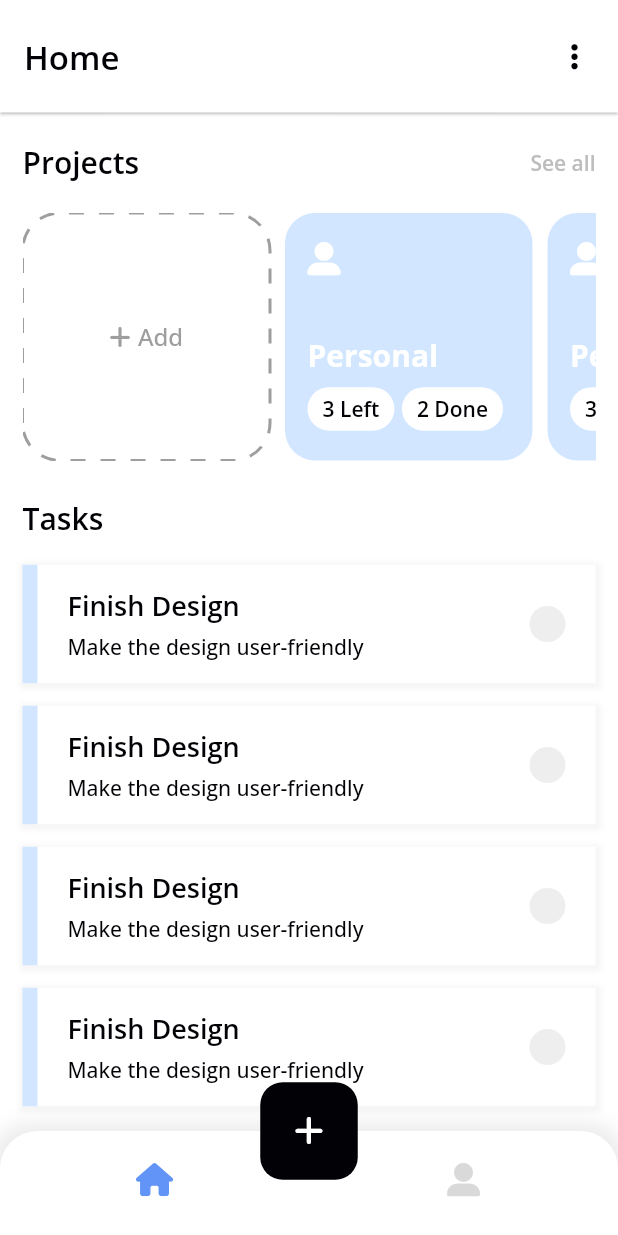
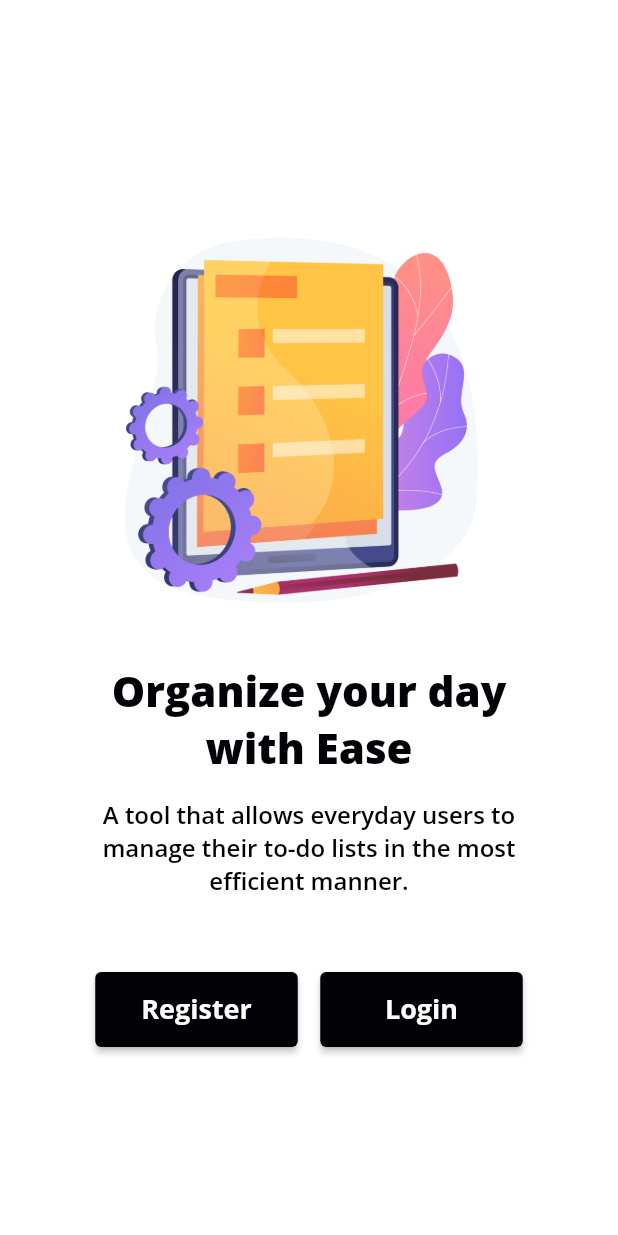
Before and after one commit to bibashmgr/dos, a Flutter app: the screen it shows after launch, on a phone screen of 412 x 824 dp. Run offline on Flutter 3.47's test engine with Material 2 defaults, Android fonts, the phone set to English and light mode, and no system bars; drawn by our look-alikes of dotted_border; our stand-ins replace flutter_colorpicker, font_awesome_flutter, syncfusion_flutter_charts, table_calendar, timeline_tile.

Commit message:
[update]: screen

```diff
--- a/client/lib/main.dart
+++ b/client/lib/main.dart
@@ -2,6 +2,9 @@ import 'package:flutter/material.dart';
 
 // screens
 import 'package:client/screens/main_screen/main.dart';
+import 'package:client/screens/starting_screen/starting.dart';
+import 'package:client/screens/starting_screen/register.dart';
+import 'package:client/screens/starting_screen/login.dart';
 import 'package:client/screens/main_screen/sub_screen/view_project.dart';
 
 void main() {
@@ -10,6 +13,8 @@ void main() {
 
 class MyApp extends StatelessWidget {
   const MyApp({super.key});
+
+  final bool isLogin = false;
 
   @override
   Widget build(BuildContext context) {
@@ -22,8 +27,10 @@ class MyApp extends StatelessWidget {
       ),
       routes: {
         ViewProject.routeName: (context) => const ViewProject(),
+        Register.routeName: (context) => const Register(),
+        Login.routeName: (context) => const Login(),
       },
-      home: const MainScreen(),
+      home: isLogin ? const MainScreen() : const StartingScreen(),
     );
   }
 }
--- a/client/lib/screens/main_screen/main.dart
+++ b/client/lib/screens/main_screen/main.dart
@@ -31,7 +31,7 @@ class _MainScreenState extends State<MainScreen> {
   @override
   Widget build(BuildContext context) {
     return Scaffold(
-      backgroundColor: Colors.white,
+      backgroundColor: kLightColor,
       appBar: AppBar(
         systemOverlayStyle: const SystemUiOverlayStyle(
           statusBarColor: kLightColor,
--- /dev/null
+++ b/client/lib/screens/starting_screen/starting.dart
@@ -0,0 +1,133 @@
+import 'package:flutter/material.dart';
+
+// screens
+import 'package:client/screens/starting_screen/login.dart';
+import 'package:client/screens/starting_screen/register.dart';
+
+// constants
+import 'package:client/utils/constants.dart';
+
+class StartingScreen extends StatefulWidget {
+  const StartingScreen({Key? key}) : super(key: key);
+
+  @override
+  State<StartingScreen> createState() => _StartingScreenState();
+}
+
+class _StartingScreenState extends State<StartingScreen> {
+  @override
+  Widget build(BuildContext context) {
+    return Scaffold(
+      backgroundColor: kLightColor,
+      body: SingleChildScrollView(
+        child: Container(
+          alignment: Alignment.center,
+          margin: const EdgeInsets.symmetric(
+            horizontal: 45.0,
+          ),
+          width: MediaQuery.of(context).size.width,
+          height: MediaQuery.of(context).size.height,
+          child: Column(
+            mainAxisAlignment: MainAxisAlignment.center,
+            crossAxisAlignment: CrossAxisAlignment.center,
+            children: [
+              const SizedBox(
+                width: 300,
+                height: 300,
+                child: Image(
+                  image: AssetImage(
+                    'assets/intro.jpg',
+                  ),
+                ),
+              ),
+              const SizedBox(
+                height: 15.0,
+              ),
+              const Text(
+                "Organize your day",
+                style: TextStyle(
+                  fontWeight: FontWeight.w800,
+                  fontSize: 28.0,
+                  color: kDarkColor,
+                ),
+              ),
+              const Text(
+                "with Ease",
+                style: TextStyle(
+                  fontWeight: FontWeight.w800,
+                  fontSize: 28.0,
+                  color: kDarkColor,
+                ),
+              ),
+              const SizedBox(
+                height: 15,
+              ),
+              const Text(
+                "A tool that allows everyday users to manage their to-do lists in the most efficient manner.",
+                textAlign: TextAlign.center,
+                style: TextStyle(
+                  fontWeight: FontWeight.w600,
+                  fontSize: 16.0,
+                  color: kDarkColor,
+                ),
+              ),
+              const SizedBox(
+                height: 50.0,
+              ),
+              Row(
+                mainAxisAlignment: MainAxisAlignment.center,
+                children: [
+                  ElevatedButton(
+                    onPressed: () {
+                      Navigator.pushNamed(context, Register.routeName);
+                    },
+                    style: const ButtonStyle(
+                      backgroundColor:
+                          MaterialStatePropertyAll<Color>(kDarkColor),
+                      fixedSize: MaterialStatePropertyAll<Size>(
+                        Size(135, 50),
+                      ),
+                    ),
+                    child: const Text(
+                      "Register",
+                      textAlign: TextAlign.center,
+                      style: TextStyle(
+                        fontWeight: FontWeight.w700,
+                        fontSize: 18.0,
+                        color: kLightColor,
+                      ),
+                    ),
+                  ),
+                  const SizedBox(
+                    width: 15.0,
+                  ),
+                  ElevatedButton(
+                    onPressed: () {
+                      Navigator.pushNamed(context, Login.routeName);
+                    },
+                    style: const ButtonStyle(
+                      backgroundColor:
+                          MaterialStatePropertyAll<Color>(kDarkColor),
+                      fixedSize: MaterialStatePropertyAll<Size>(
+                        Size(135, 50),
+                      ),
+                    ),
+                    child: const Text(
+                      "Login",
+                      textAlign: TextAlign.center,
+                      style: TextStyle(
+                        fontWeight: FontWeight.w700,
+                        fontSize: 18.0,
+                        color: kLightColor,
+                      ),
+                    ),
+                  )
+                ],
+              )
+            ],
+          ),
+        ),
+      ),
+    );
+  }
+}
```
Also changed, not shown: client/lib/screens/starting_screen/intro.dart (deleted).
